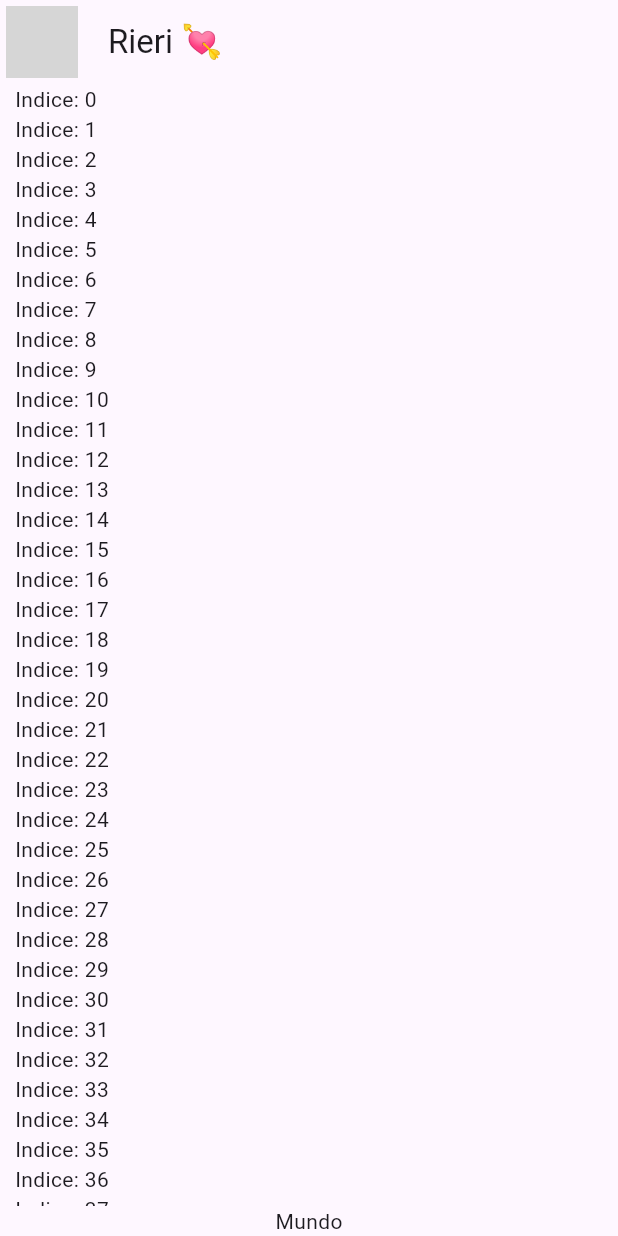
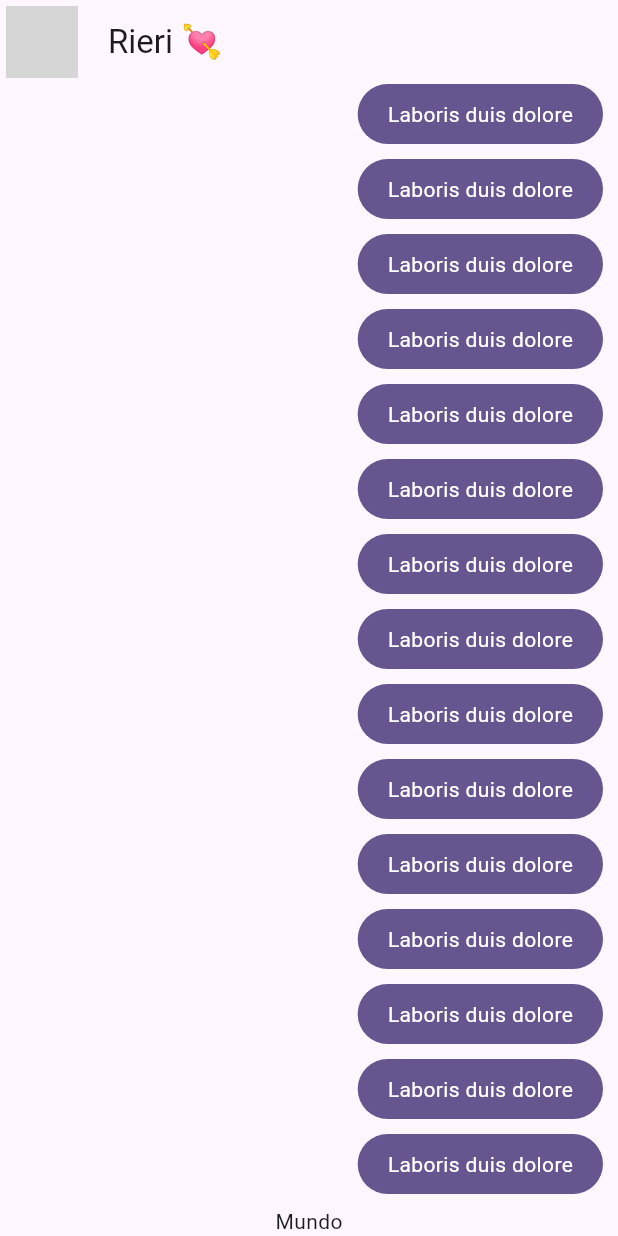
Before and after one commit to Tulio-Rangel/yes_no_app, a Flutter app: the screen it shows after launch, on a phone screen of 412 x 824 dp. Run offline on Flutter 3.47's test engine with Material 2 defaults, Android fonts, the phone set to English and light mode, and no system bars; network calls fail; grey boxes are pictures that could not be loaded.

Commit message:
create bubble chat message for my user

```diff
--- a/lib/main.dart
+++ b/lib/main.dart
@@ -1,6 +1,6 @@
 import 'package:flutter/material.dart';
 import 'package:yes_no_app/config/theme/app_theme.dart';
-import 'package:yes_no_app/presentation/chat/chat_screen.dart';
+import 'package:yes_no_app/presentation/screens/chat/chat_screen.dart';
 
 void main() => runApp(const MyApp());
 
--- a/lib/presentation/chat/chat_screen.dart
+++ b/lib/presentation/screens/chat/chat_screen.dart
@@ -1,4 +1,5 @@
 import 'package:flutter/material.dart';
+import 'package:yes_no_app/presentation/widgets/chat/my_message_bubble.dart';
 
 class ChatScreen extends StatelessWidget {
   const ChatScreen({super.key});
@@ -36,7 +37,7 @@ class _ChatView extends StatelessWidget {
               child: ListView.builder(
             itemCount: 100,
             itemBuilder: (context, index) {
-              return Text('Indice: $index');
+              return const MyMessageBubble();
             },
           )),
           Text('Mundo')
--- /dev/null
+++ b/lib/presentation/widgets/chat/my_message_bubble.dart
@@ -0,0 +1,31 @@
+import 'package:flutter/material.dart';
+
+class MyMessageBubble extends StatelessWidget {
+  const MyMessageBubble({super.key});
+
+  @override
+  Widget build(BuildContext context) {
+    final colors = Theme.of(context)
+        .colorScheme; //Here we bring the color define in th e theme
+
+    return Column(
+      crossAxisAlignment: CrossAxisAlignment.end,
+      children: [
+        Container(
+          decoration: BoxDecoration(
+              color: colors.primary, borderRadius: BorderRadius.circular(20)),
+          child: const Padding(
+            padding: EdgeInsets.symmetric(horizontal: 20, vertical: 10),
+            child: Text(
+              'Laboris duis dolore',
+              style: TextStyle(color: Colors.white),
+            ),
+          ),
+        ),
+        const SizedBox(
+          height: 10,
+        )
+      ],
+    );
+  }
+}
```
